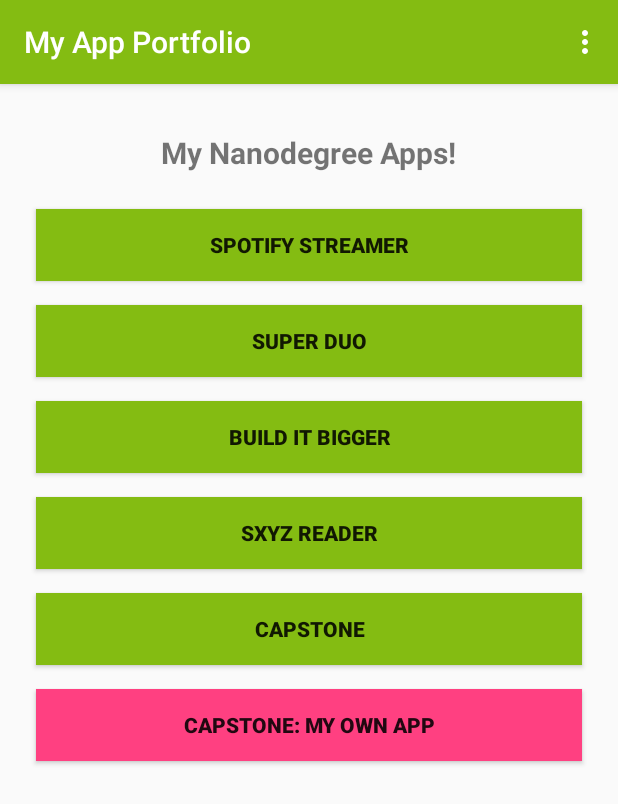
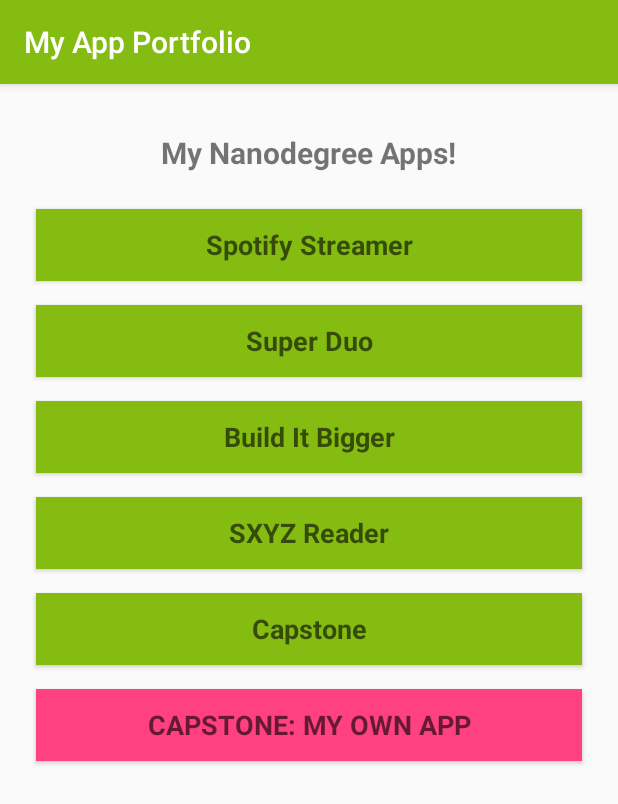
Before and after one commit to Scot746/MyAppPortfolioNanoDegree, an Android app: the screen it shows after launch (MainActivity), on a phone screen of 412 x 824 dp. Shown: the top 804 px of the screen. Run offline under Robolectric (Android 15) with nearby library versions, the phone set to English and light mode, and no system bars; our stand-ins replace ButterKnife.

```diff
--- a/MyAppPortfolio/app/src/main/java/pedroscott/com/myappportfolio/MainActivity.java
+++ b/MyAppPortfolio/app/src/main/java/pedroscott/com/myappportfolio/MainActivity.java
@@ -15,20 +15,4 @@ public class MainActivity extends AppCompatActivity {
         Toolbar toolbar = (Toolbar) findViewById(R.id.toolbar);
         setSupportActionBar(toolbar);
     }
-
-    @Override
-    public boolean onCreateOptionsMenu(Menu menu) {
-        getMenuInflater().inflate(R.menu.menu_main, menu);
-        return true;
-    }
-
-    @Override
-    public boolean onOptionsItemSelected(MenuItem item) {
-        int id = item.getItemId();
-        if (id == R.id.action_settings) {
-            return true;
-        }
-
-        return super.onOptionsItemSelected(item);
-    }
 }
--- a/MyAppPortfolio/app/src/main/res/layout/fragment_main.xml
+++ b/MyAppPortfolio/app/src/main/res/layout/fragment_main.xml
@@ -21,68 +21,45 @@
             android:layout_centerHorizontal="true"
             android:layout_margin="@dimen/default_large_size"
             android:text="@string/frg_home_tv_my_nanodegree_apps"
-            android:textSize="20sp"
+            android:textSize="@dimen/text_button_size"
             android:textStyle="bold" />
 
         <Button
             android:id="@+id/bTHomeSpotify"
-            android:layout_width="match_parent"
-            android:layout_height="wrap_content"
+            style="@style/ButtonsStyle"
             android:layout_below="@+id/tVHomeTitle"
-            android:layout_margin="@dimen/default_medium_size"
-            android:background="@color/colorPrimary"
-            android:text="@string/frg_home_btn_spotify_streamer"
-            android:textStyle="bold" />
+            android:text="@string/frg_home_btn_spotify_streamer" />
 
         <Button
             android:id="@+id/bTHomeSuperDuo"
-            android:layout_width="match_parent"
-            android:layout_height="wrap_content"
+            style="@style/ButtonsStyle"
             android:layout_below="@+id/bTHomeSpotify"
-            android:layout_margin="@dimen/default_medium_size"
-            android:background="@color/colorPrimary"
-            android:text="@string/frg_home_btn_super_duo"
-            android:textStyle="bold" />
+            android:text="@string/frg_home_btn_super_duo" />
 
         <Button
             android:id="@+id/bTHomeBuildItBigger"
-            android:layout_width="match_parent"
-            android:layout_height="wrap_content"
+            style="@style/ButtonsStyle"
             android:layout_below="@+id/bTHomeSuperDuo"
-            android:layout_margin="@dimen/default_medium_size"
-            android:background="@color/colorPrimary"
-            android:text="@string/frg_home_btn_build_it_bigger"
-            android:textStyle="bold" />
+            android:text="@string/frg_home_btn_build_it_bigger" />
 
         <Button
             android:id="@+id/bTHomeSXYZReader"
-            android:layout_width="match_parent"
-            android:layout_height="wrap_content"
+            style="@style/ButtonsStyle"
             android:layout_below="@+id/bTHomeBuildItBigger"
-            android:layout_margin="@dimen/default_medium_size"
-            android:background="@color/colorPrimary"
-            android:text="@string/frg_home_btn_sxyz_reader"
-            android:textStyle="bold" />
+            android:text="@string/frg_home_btn_sxyz_reader" />
 
         <Button
             android:id="@+id/bTHomeCapstone"
-            android:layout_width="match_parent"
-            android:layout_height="wrap_content"
+            style="@style/ButtonsStyle"
             android:layout_below="@+id/bTHomeSXYZReader"
-            android:layout_margin="@dimen/default_medium_size"
-            android:background="@color/colorPrimary"
-            android:text="@string/frg_home_btn_capstone"
-            android:textStyle="bold" />
+            android:text="@string/frg_home_btn_capstone" />
 
         <Button
             android:id="@+id/bTHomeMyOwn"
-            android:layout_width="match_parent"
-            android:layout_height="wrap_content"
+            style="@style/ButtonsStyle"
             android:layout_below="@+id/bTHomeCapstone"
-            android:layout_margin="@dimen/default_medium_size"
             android:background="@color/colorAccent"
-            android:text="@string/frg_home_btn_capstone_my_own_app"
-            android:textStyle="bold" />
+            android:text="@string/frg_home_btn_capstone_my_own_app" />
     </RelativeLayout>
 
 
--- a/MyAppPortfolio/app/src/main/res/menu/menu_main.xml
+++ b/MyAppPortfolio/app/src/main/res/menu/menu_main.xml
@@ -2,9 +2,9 @@
     xmlns:app="http://schemas.android.com/apk/res-auto"
     xmlns:tools="http://schemas.android.com/tools"
     tools:context="pedroscott.com.myappportfolio.MainActivity">
-    <item
-        android:id="@+id/action_settings"
-        android:orderInCategory="100"
-        android:title="@string/action_settings"
-        app:showAsAction="never" />
+    <!--<item-->
+        <!--android:id="@+id/action_settings"-->
+        <!--android:orderInCategory="100"-->
+        <!--android:title="@string/action_settings"-->
+        <!--app:showAsAction="never" />-->
 </menu>
--- a/MyAppPortfolio/app/src/main/res/values/dimens.xml
+++ b/MyAppPortfolio/app/src/main/res/values/dimens.xml
@@ -9,4 +9,5 @@
     <dimen name="default_small_size">4dp</dimen>
     <dimen name="default_medium_size">8dp</dimen>
     <dimen name="default_large_size">16dp</dimen>
+    <dimen name="text_button_size">20sp</dimen>
 </resources>
--- a/MyAppPortfolio/app/src/main/res/values/styles.xml
+++ b/MyAppPortfolio/app/src/main/res/values/styles.xml
@@ -17,4 +17,13 @@
 
     <style name="AppTheme.PopupOverlay" parent="ThemeOverlay.AppCompat.Light" />
 
+    <style name="ButtonsStyle" parent="Widget.AppCompat.Button">
+        <item name="android:textAppearance">?android:attr/textAppearanceMedium</item>
+        <item name="android:layout_width">match_parent</item>
+        <item name="android:layout_height">wrap_content</item>
+        <item name="android:layout_margin">@dimen/default_medium_size</item>
+        <item name="android:background">@color/colorPrimary</item>
+        <item name="android:textStyle">bold</item>
+    </style>
+
 </resources>
```
